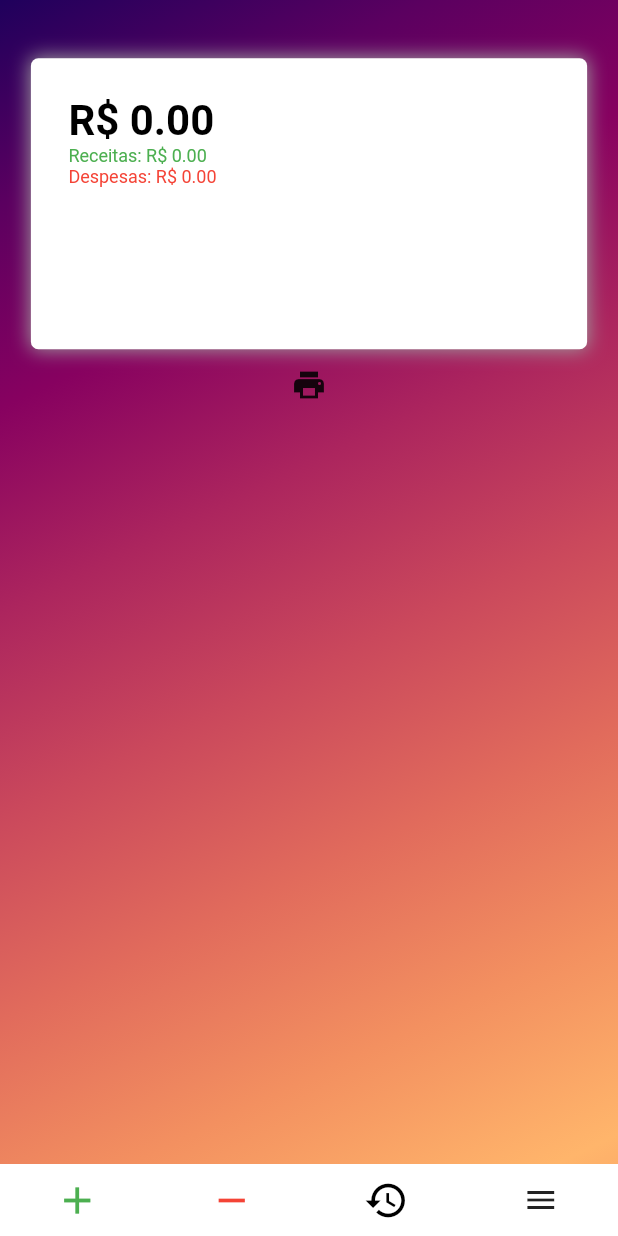
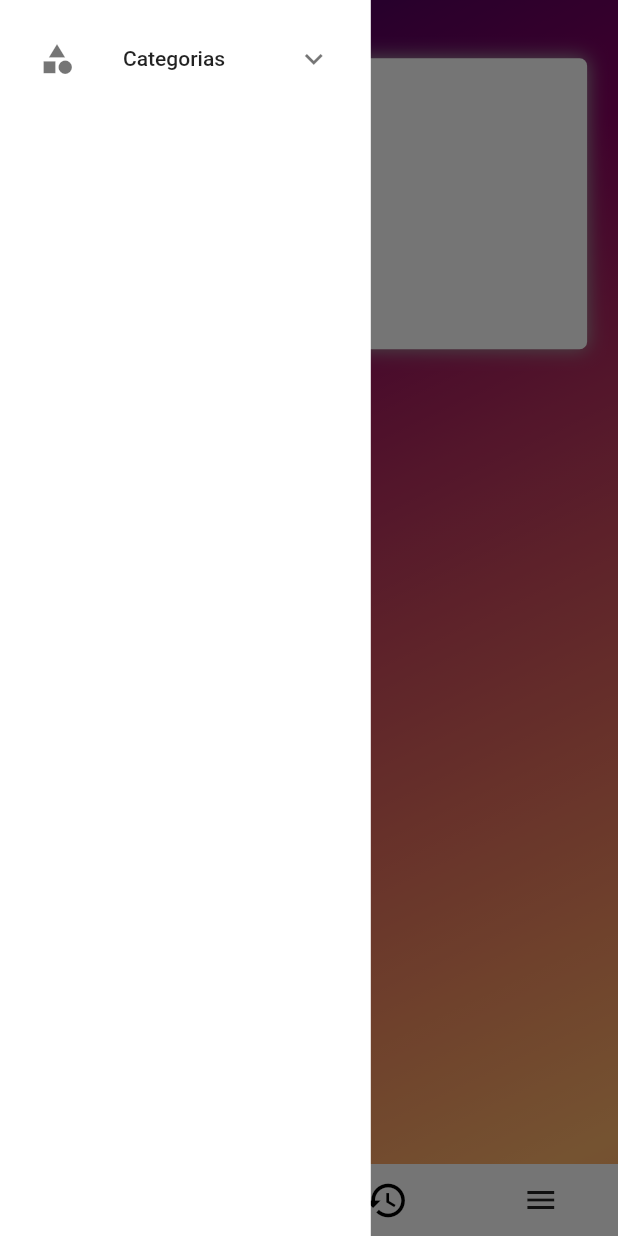
Before and after one commit to BreaCH56K/Five_Association, a Flutter app: the screen it shows after launch, with the side drawer open (before the commit the screen has no drawer), on a phone screen of 412 x 824 dp. Run offline on Flutter 3.47's test engine with Material 2 defaults, Android fonts, the phone set to English and light mode, and no system bars; our stand-ins replace sqflite; accounts and stored records are empty.

Commit message:
version 2

```diff
--- a/lib/database/database.dart
+++ b/lib/database/database.dart
@@ -32,6 +32,7 @@ class BancoDeDados {
     await db.execute(_totalReceitas);
     await db.execute(_insertTotalDespesas);
     await db.execute(_insertTotalReceitas);
+    await db.execute(_categoriasDepesas);
   }
 
   String get _despesas => '''
@@ -80,4 +81,11 @@ class BancoDeDados {
   String get _insertTotalReceitas => '''
         INSERT INTO totalReceitas (id_totalReceitas, total_receitas) VALUES (1, 0);
   ''';
+
+  String get _categoriasDepesas => '''
+        CREATE TABLE categoriaDepesas(
+          id_categoriaDepesas INTEGER PRIMARY KEY AUTOINCREMENT,
+          categoriaDepesas TEXT
+        );
+  ''';
 }
--- /dev/null
+++ b/lib/home/drawer.dart
@@ -0,0 +1,30 @@
+import 'package:flutter/material.dart';
+import 'package:rh_app/pages/categorias_depesas.dart';
+
+Widget gavetaVertical() {
+  return LayoutBuilder(
+    builder: (context, constraints) => Container(
+      color: Colors.white,
+      width: constraints.maxWidth * .6,
+      height: constraints.maxHeight,
+      child: ListView(
+        padding: const EdgeInsets.all(10),
+        children: [
+          ExpansionTile(
+            title: const Text('Categorias'),
+            leading: const Icon(Icons.category),
+            children: [
+              ListTile(
+                title: const Text('Despesas'),
+                onTap: () => Navigator.push(
+                    context,
+                    MaterialPageRoute(
+                        builder: (context) => const CategoriasDepesas())),
+              )
+            ],
+          ),
+        ],
+      ),
+    ),
+  );
+}
--- a/lib/home/home.dart
+++ b/lib/home/home.dart
@@ -11,6 +11,7 @@ import 'package:rh_app/database/receitas/receitas_database.dart';
 import 'package:rh_app/database/receitas/receitas_model.dart';
 import 'package:rh_app/database/receitas/total_receitas_database.dart';
 import 'package:rh_app/database/receitas/total_receitas_model.dart';
+import 'package:rh_app/home/drawer.dart';
 import 'package:rh_app/pages/historico.dart';
 
 class Home extends StatefulWidget {
@@ -21,6 +22,7 @@ class Home extends StatefulWidget {
 }
 
 class _HomeState extends State<Home> {
+  var scaffoldKey = GlobalKey<ScaffoldState>();
   final GlobalKey<FormState> _formKey = GlobalKey<FormState>();
   final TextEditingController _despesasController = TextEditingController();
   final TextEditingController _receitasController = TextEditingController();
@@ -279,7 +281,7 @@ class _HomeState extends State<Home> {
   }
 
   Future<void> salvarDespesaNoBanco() async {
-    String dataAtual = DateFormat('dd/MM/yyyy – hh:mm').format(DateTime.now());
+    String dataAtual = DateFormat('dd/MM/yyyy – HH:mm').format(DateTime.now());
 
     DespesaModel despesaModel = DespesaModel(
       valorDespesa: double.tryParse(_despesasController.text),
@@ -315,7 +317,7 @@ class _HomeState extends State<Home> {
   }
 
   Future<void> salvarReceitasNoBanco() async {
-    String dataAtual = DateFormat('dd/MM/yyyy - hh:mm').format(DateTime.now());
+    String dataAtual = DateFormat('dd/MM/yyyy - HH:mm').format(DateTime.now());
 
     ReceitaModel receitaModel = ReceitaModel(
       valorReceita: double.tryParse(_receitasController.text),
@@ -417,7 +419,9 @@ class _HomeState extends State<Home> {
   @override
   Widget build(BuildContext context) {
     return Scaffold(
+      key: scaffoldKey,
       resizeToAvoidBottomInset: false,
+      drawer: gavetaVertical(),
       body: LayoutBuilder(
         builder: (context, constraints) => Container(
           decoration: const BoxDecoration(
@@ -550,12 +554,12 @@ class _HomeState extends State<Home> {
               ),
               onPressed: () {
                 Navigator.push(context,
-                    MaterialPageRoute(builder: (context) => Historico()));
+                    MaterialPageRoute(builder: (context) => const Historico()));
               },
             ),
             IconButton(
               icon: const Icon(Icons.menu),
-              onPressed: () {},
+              onPressed: () => scaffoldKey.currentState?.openDrawer(),
             ),
           ],
         ),
```
Also changed, not shown: lib/database/categorias/cat_despesas/categoria_despesas_model.dart (added, +23 -0 lines), lib/pages/categorias_depesas.dart (added, +82 -0 lines), lib/pages/historico.dart (+22 -7 lines).
